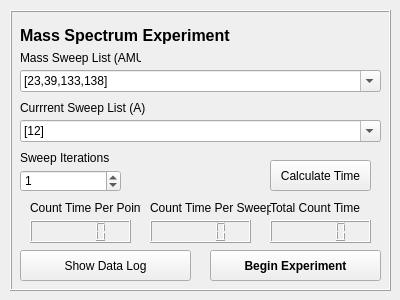
Old version of the form lib/clients/gui/MassSpecExperiment_gui.ui in the repository barium-project/barium.
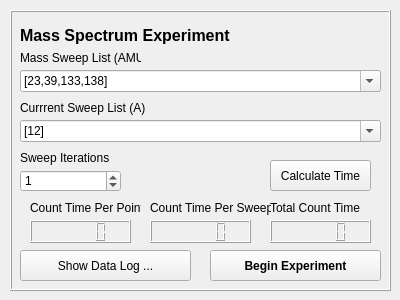
New version of the form.

What changed in the file:
```diff
--- a/lib/clients/gui/MassSpecExperiment_gui.ui
+++ b/lib/clients/gui/MassSpecExperiment_gui.ui
@@ -289,7 +289,7 @@
      </rect>
     </property>
     <property name="text">
-     <string>Show Data Log</string>
+     <string>Show Data Log ...</string>
     </property>
    </widget>
   </widget>
```
